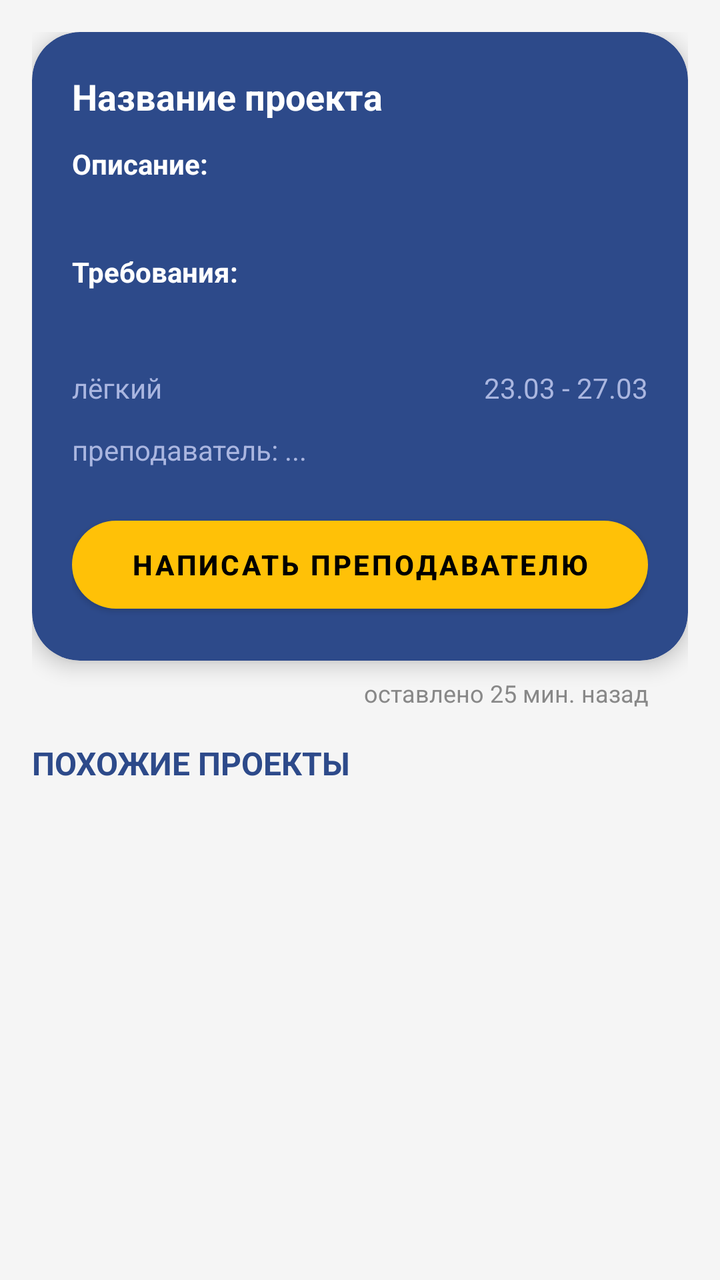
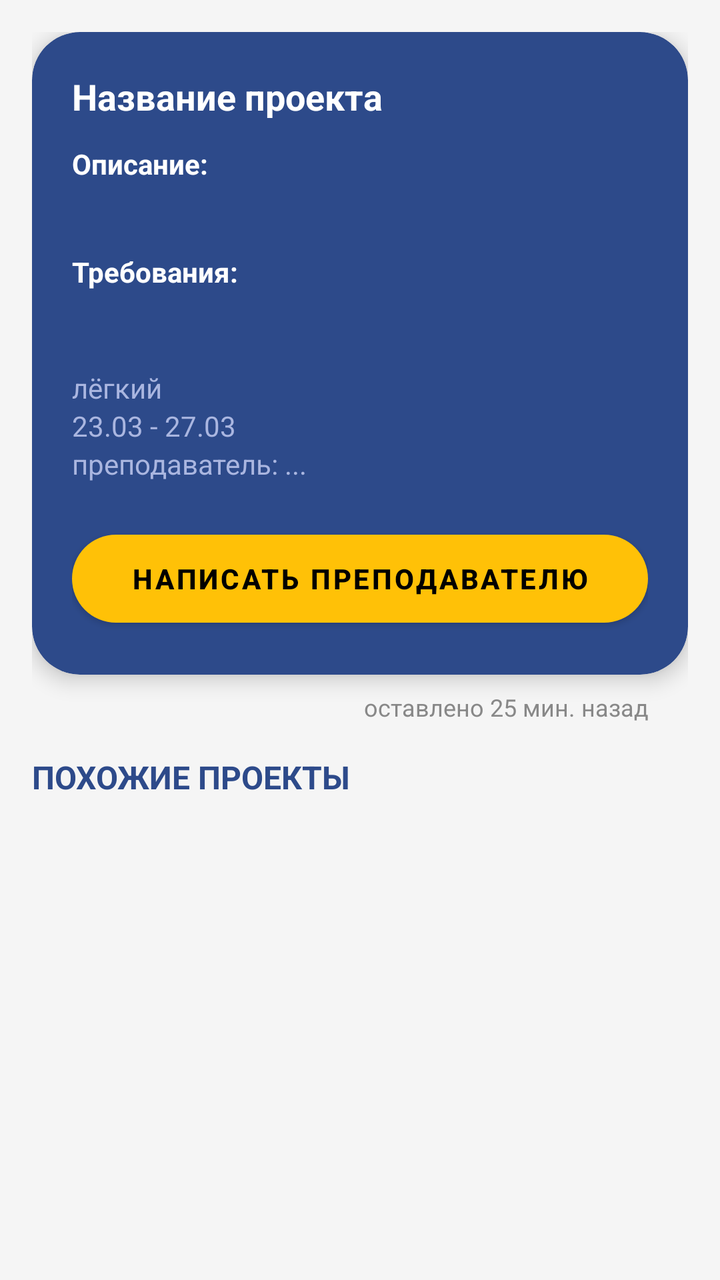

Screens rendered from an Android XML layout before and after an edit, with the pre-edit source and the edit as a unified diff.
<!-- AndroidManifest.xml: application theme Theme.MyApplication -->
<!-- res/layout/dialog_project_details.xml -->
<?xml version="1.0" encoding="utf-8"?>
<ScrollView xmlns:android="http://schemas.android.com/apk/res/android"
    xmlns:app="http://schemas.android.com/apk/res-auto"
    android:layout_width="match_parent"
    android:layout_height="match_parent"
    android:background="#F5F5F5"
    android:padding="16dp">

    <LinearLayout
        android:layout_width="match_parent"
        android:layout_height="wrap_content"
        android:orientation="vertical">

        <androidx.cardview.widget.CardView
            android:layout_width="match_parent"
            android:layout_height="wrap_content"
            app:cardBackgroundColor="#2D4A8A"
            app:cardCornerRadius="24dp"
            app:cardElevation="6dp">

            <LinearLayout
                android:layout_width="match_parent"
                android:layout_height="wrap_content"
                android:orientation="vertical"
                android:padding="20dp">

                <TextView
                    android:id="@+id/project_title"
                    android:layout_width="match_parent"
                    android:layout_height="wrap_content"
                    android:textColor="@android:color/white"
                    android:textSize="18sp"
                    android:textStyle="bold"
                    android:text="Название проекта" />

                <TextView
                    android:layout_width="match_parent"
                    android:layout_height="wrap_content"
                    android:layout_marginTop="12dp"
                    android:text="Описание:"
                    android:textColor="@android:color/white"
                    android:textStyle="bold" />

                <TextView
                    android:id="@+id/project_description"
                    android:layout_width="match_parent"
                    android:layout_height="wrap_content"
                    android:textColor="#D0D8FF"
                    android:textSize="14sp"
                    android:layout_marginTop="4dp" />

                <TextView
                    android:layout_width="match_parent"
                    android:layout_height="wrap_content"
                    android:layout_marginTop="12dp"
                    android:text="Требования:"
                    android:textColor="@android:color/white"
                    android:textStyle="bold" />

                <TextView
                    android:id="@+id/project_requirement"
                    android:layout_width="match_parent"
                    android:layout_height="wrap_content"
                    android:textColor="#D0D8FF"
                    android:textSize="14sp"
                    android:layout_marginTop="4dp" />

                <LinearLayout
                    android:layout_width="match_parent"
                    android:layout_height="wrap_content"
                    android:layout_marginTop="16dp"
                    android:orientation="horizontal">

                    <TextView
                        android:id="@+id/project_difficulty"
                        android:layout_width="0dp"
                        android:layout_height="wrap_content"
                        android:layout_weight="1"
                        android:textColor="#AAB6E0"
                        android:text="лёгкий" />

                    <TextView
                        android:id="@+id/project_deadline"
                        android:layout_width="0dp"
                        android:layout_height="wrap_content"
                        android:layout_weight="1"
                        android:gravity="end"
                        android:textColor="#AAB6E0"
                        android:text="23.03 - 27.03" />
                </LinearLayout>

                <TextView
                    android:id="@+id/project_instructor"
                    android:layout_width="match_parent"
                    android:layout_height="wrap_content"
                    android:layout_marginTop="12dp"
                    android:textColor="#AAB6E0"
                    android:text="преподаватель: ..." />

                <com.google.android.material.button.MaterialButton
                    android:id="@+id/btnRespond"
                    android:layout_width="match_parent"
                    android:layout_height="56dp"
                    android:layout_marginTop="20dp"
                    android:text="Написать преподавателю"
                    android:textColor="@android:color/black"
                    android:textStyle="bold"
                    app:cornerRadius="28dp"
                    app:backgroundTint="#FFC107" />

            </LinearLayout>
        </androidx.cardview.widget.CardView>

        <TextView
            android:layout_width="match_parent"
            android:layout_height="wrap_content"
            android:layout_marginTop="8dp"
            android:text="оставлено 25 мин. назад"
            android:textColor="#888888"
            android:textSize="12sp"
            android:gravity="end"
            android:layout_marginRight="20dp"/>

        <TextView
            android:layout_width="wrap_content"
            android:layout_height="wrap_content"
            android:text="ПОХОЖИЕ ПРОЕКТЫ"
            android:textStyle="bold"
            android:textColor="#2D4A8A"
            android:textSize="16sp"
            android:layout_marginTop="16dp" />

        <androidx.recyclerview.widget.RecyclerView
            android:id="@+id/recyclerSimilarProjects"
            android:layout_width="match_parent"
            android:layout_height="180dp"
            android:layout_marginTop="8dp"
            android:clipToPadding="false" />

    </LinearLayout>
</ScrollView>
<!-- resources referenced by this layout -->
<resources>
  <style name="Theme.MyApplication" parent="Theme.MaterialComponents.DayNight.DarkActionBar">
          
          <item name="colorPrimary">@color/purple_500</item>
          <item name="colorPrimaryVariant">@color/purple_700</item>
          <item name="colorOnPrimary">@color/white</item>
          
          <item name="colorSecondary">@color/teal_200</item>
          <item name="colorSecondaryVariant">@color/teal_700</item>
          <item name="colorOnSecondary">@color/black</item>
          
          <item name="android:statusBarColor">?attr/colorPrimaryVariant</item>
          
      </style>
  <color name="purple_500">#FF6200EE</color>
  <color name="purple_700">#FF3700B3</color>
  <color name="white">#FFFFFFFF</color>
  <color name="teal_200">#FF03DAC5</color>
  <color name="teal_700">#FF018786</color>
  <color name="black">#FF000000</color>
</resources>

<!-- the commit's change to res/layout/dialog_project_details.xml (unified diff, before → after) -->
@@ -69,33 +69,30 @@
                     android:layout_width="match_parent"
                     android:layout_height="wrap_content"
                     android:layout_marginTop="16dp"
-                    android:orientation="horizontal">
+                    android:orientation="vertical">
 
                     <TextView
                         android:id="@+id/project_difficulty"
-                        android:layout_width="0dp"
+                        android:layout_width="wrap_content"
                         android:layout_height="wrap_content"
-                        android:layout_weight="1"
                         android:textColor="#AAB6E0"
                         android:text="лёгкий" />
 
                     <TextView
                         android:id="@+id/project_deadline"
-                        android:layout_width="0dp"
+                        android:layout_width="wrap_content"
                         android:layout_height="wrap_content"
-                        android:layout_weight="1"
                         android:gravity="end"
                         android:textColor="#AAB6E0"
                         android:text="23.03 - 27.03" />
+
+                    <TextView
+                        android:id="@+id/project_instructor"
+                        android:layout_width="match_parent"
+                        android:layout_height="wrap_content"
+                        android:textColor="#AAB6E0"
+                        android:text="преподаватель: ..." />
                 </LinearLayout>
-
-                <TextView
-                    android:id="@+id/project_instructor"
-                    android:layout_width="match_parent"
-                    android:layout_height="wrap_content"
-                    android:layout_marginTop="12dp"
-                    android:textColor="#AAB6E0"
-                    android:text="преподаватель: ..." />
 
                 <com.google.android.material.button.MaterialButton
                     android:id="@+id/btnRespond"
